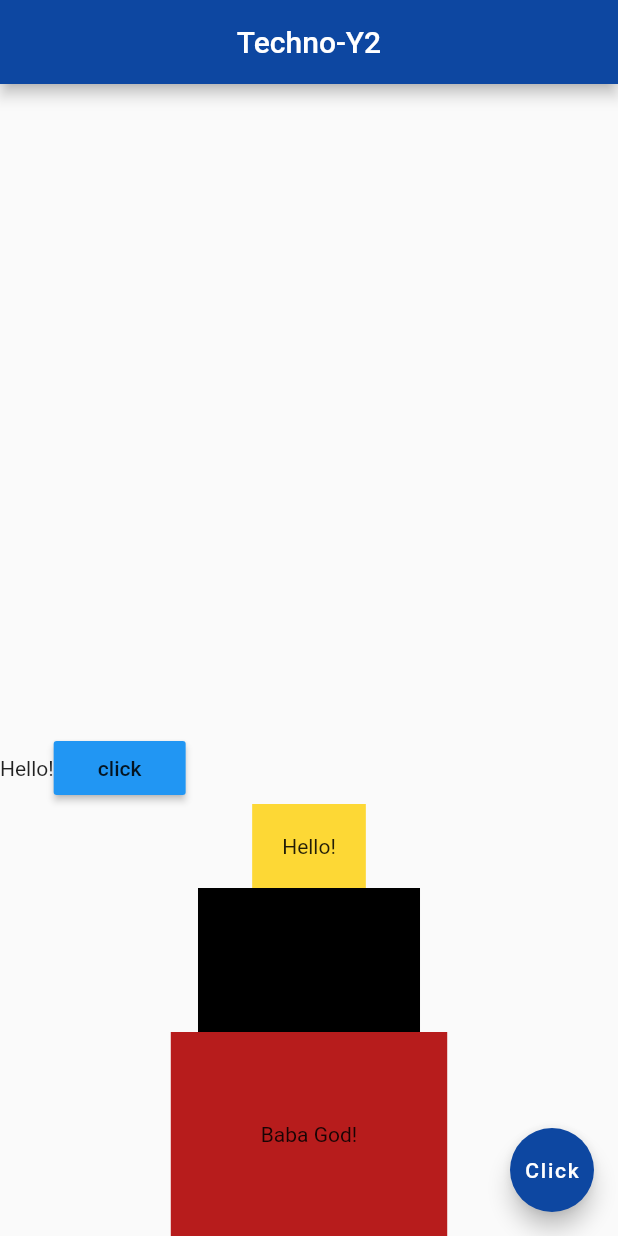
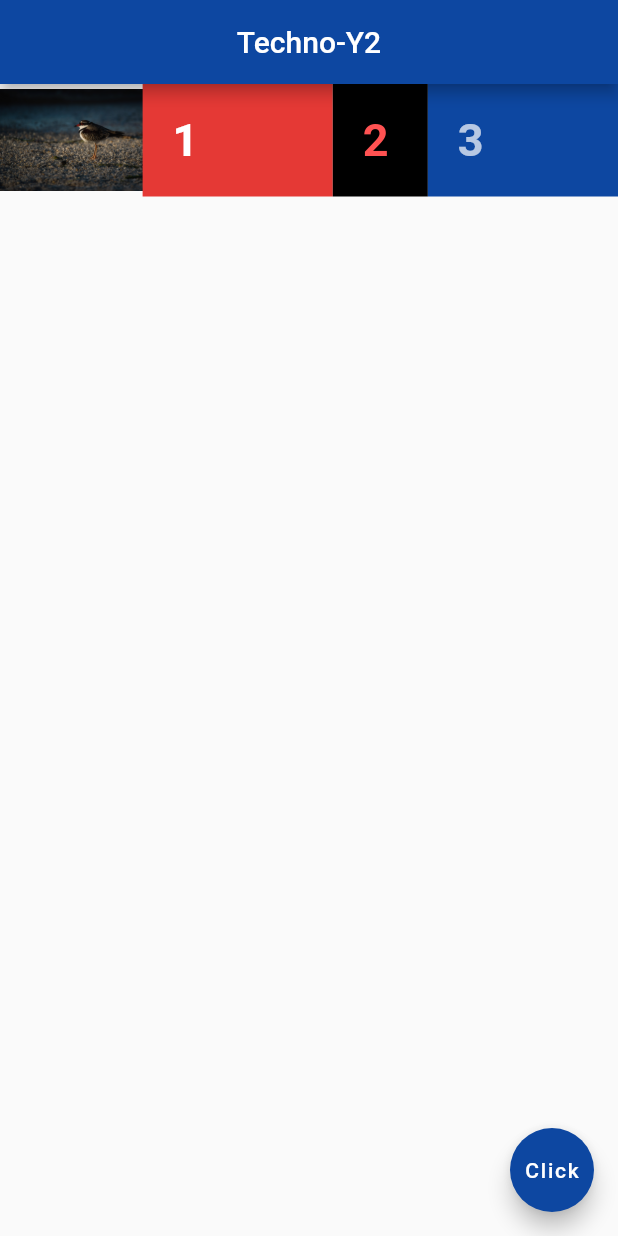
Before and after one commit to michaelovo/Flutter_basic, a Flutter app: the screen it shows after launch, on a phone screen of 412 x 824 dp. Run offline on Flutter 3.47's test engine with Material 2 defaults, Android fonts, the phone set to English and light mode, and no system bars.

Commit message:
Added expanded widgets for both texts and images

```diff
--- a/lib/main.dart
+++ b/lib/main.dart
@@ -13,37 +13,50 @@ class Home extends StatelessWidget {
         centerTitle: true,
         backgroundColor: Colors.blue[900],
       ),
-      body: Column(
-        mainAxisAlignment: MainAxisAlignment.end,
-        crossAxisAlignment: CrossAxisAlignment.center,
+      body: Row(
         children: <Widget>[
-          Row(
-            children: <Widget>[
-              Text('Hello!'),
-
-              RaisedButton(
-                onPressed: (){},
-                child: Text('click'),
-                color: Colors.blue,
-              ),
-
-            ],
+          Expanded(
+            flex: 3,
+              child: Image.asset('assets/david-clode.jpg')),
+          Expanded(
+            flex: 4,
+            child: Container(
+              padding: EdgeInsets.all(20.0),
+              color: Colors.red[600],
+              child: Text('1',
+              style: TextStyle(
+                fontSize: 30.0,
+                fontWeight: FontWeight.bold,
+                color: Colors.white,
+              ),),
+            ),
           ),
 
-          Container(
-            padding: EdgeInsets.all(20.0),
-            child: Text('Hello!'),
-            color: Colors.yellow[600],
+          Expanded(
+            flex: 2,
+            child: Container(
+              padding: EdgeInsets.all(20.0),
+              color: Colors.black,
+              child: Text('2',
+                style: TextStyle(
+                  fontSize: 30.0,
+                  fontWeight: FontWeight.bold,
+                  color: Colors.redAccent,
+                ),),
+            ),
           ),
-          Container(
-            padding: EdgeInsets.all(40.0),
-            child: Text(' Hello prof!'),
-            color: Colors.black,
-          ),
-          Container(
-            padding: EdgeInsets.all(60.0),
-            child: Text('Baba God!'),
-            color: Colors.red[900],
+          Expanded(
+            flex: 4,
+            child: Container(
+              padding: EdgeInsets.all(20.0),
+              color: Colors.blue[900],
+              child: Text('3',
+                style: TextStyle(
+                  fontSize: 30.0,
+                  fontWeight: FontWeight.bold,
+                  color: Colors.white70,
+                ),),
+            ),
           ),
         ],
       ),
```
